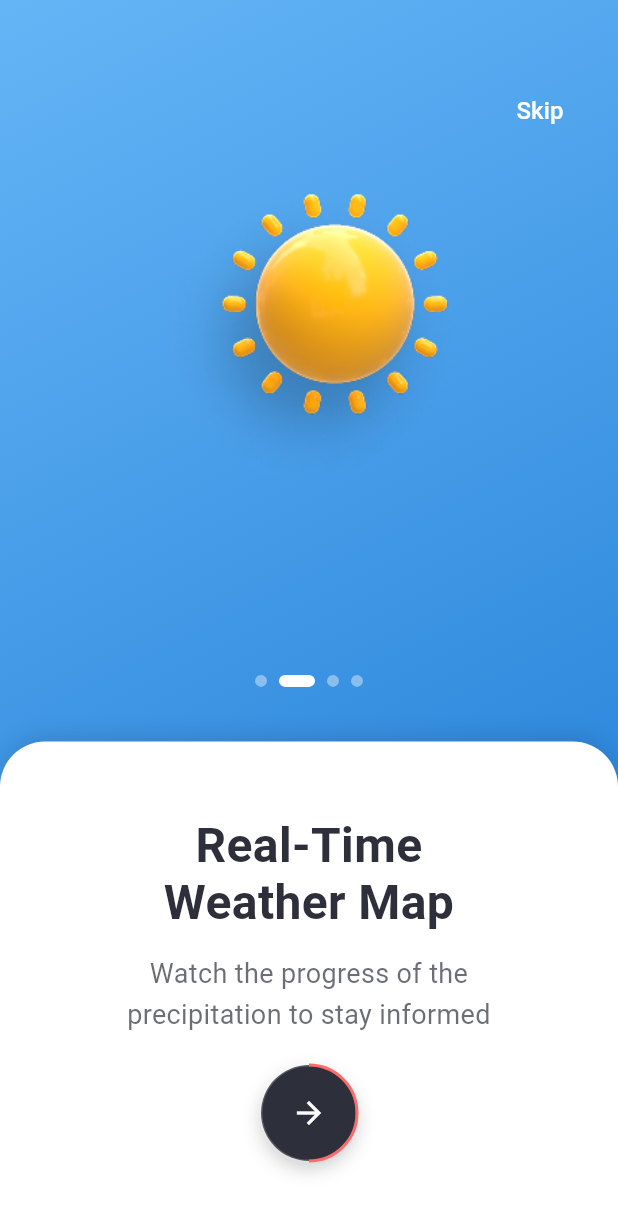
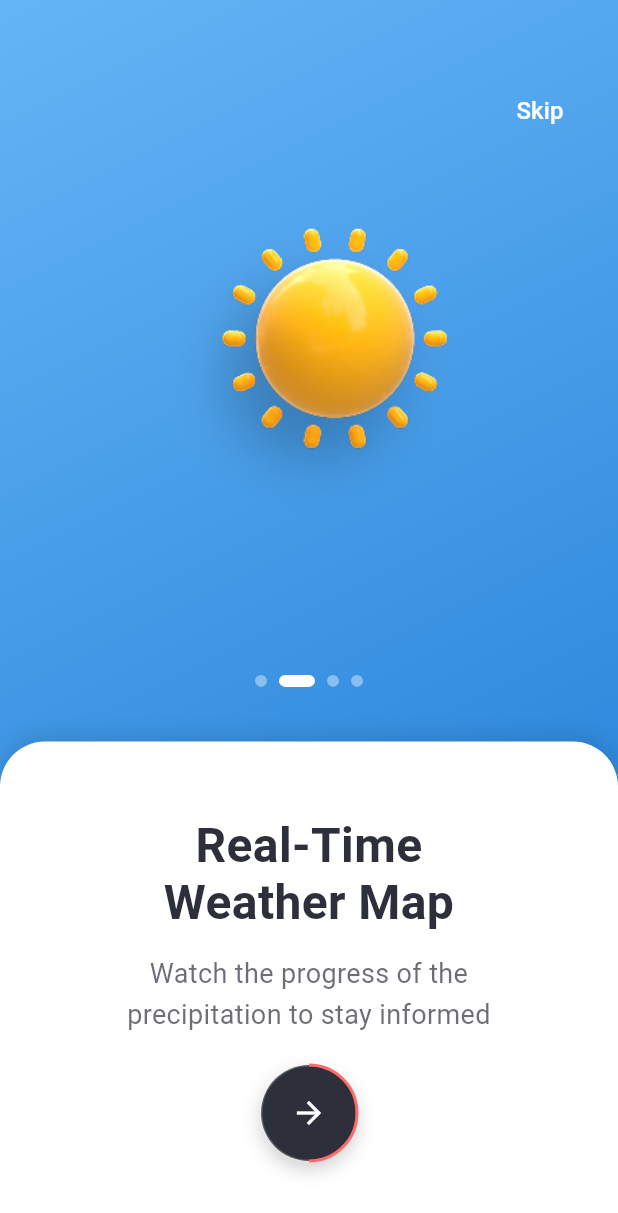
Before and after one commit to chamudithaperera/Flutter-Dart-project-08-weather-app, a Flutter app: the screen it shows after launch, after a tap on the "arrow forward" icon, on a phone screen of 412 x 824 dp. Shown: the top 1213 px of the screen. Run offline on Flutter 3.47's test engine with Material 3 defaults, Android fonts, the phone set to English and light mode, and no system bars.

Commit message:
Refactor SplashScreen to enhance animations and layout; replace rotation and cloud animations with slide animation, and improve gradient background styling.

```diff
--- a/weather_app/lib/get_started_page.dart
+++ b/weather_app/lib/get_started_page.dart
@@ -208,12 +208,15 @@ class OnboardingPage extends StatelessWidget {
   @override
   Widget build(BuildContext context) {
     final size = MediaQuery.of(context).size;
+    final availableHeight =
+        size.height - (size.height * 0.4); // Height minus white container
 
     return Column(
       children: [
-        const SizedBox(height: 80),
-        // Image with animation
-        TweenAnimationBuilder<double>(
+        SizedBox(
+          height: availableHeight,
+          child: Center(
+            child: TweenAnimationBuilder<double>(
               duration: const Duration(milliseconds: 300),
               tween: Tween(begin: 0.8, end: 1.0),
               builder: (context, value, child) {
@@ -228,7 +231,8 @@ class OnboardingPage extends StatelessWidget {
                 );
               },
             ),
-        const Spacer(),
+          ),
+        ),
         // White curved background
         Container(
           height: size.height * 0.4,
@@ -251,9 +255,7 @@ class OnboardingPage extends StatelessWidget {
             padding: const EdgeInsets.symmetric(horizontal: 30),
             child: Column(
               children: [
-                const SizedBox(
-                  height: 50,
-                ), // Reduced from default center spacing
+                const SizedBox(height: 50),
                 Text(
                   content.title,
                   textAlign: TextAlign.center,
@@ -264,9 +266,7 @@ class OnboardingPage extends StatelessWidget {
                     height: 1.2,
                   ),
                 ),
-                const SizedBox(
-                  height: 15,
-                ), // Reduced spacing between title and description
+                const SizedBox(height: 15),
                 Text(
                   content.description,
                   textAlign: TextAlign.center,
--- a/weather_app/lib/splash_screen.dart
+++ b/weather_app/lib/splash_screen.dart
@@ -1,5 +1,6 @@
 import 'package:flutter/material.dart';
 import 'get_started_page.dart';
+import 'theme/app_colors.dart';
 
 class SplashScreen extends StatefulWidget {
   const SplashScreen({super.key});
@@ -13,8 +14,7 @@ class _SplashScreenState extends State<SplashScreen>
   late AnimationController _controller;
   late Animation<double> _fadeAnimation;
   late Animation<double> _scaleAnimation;
-  late Animation<double> _rotationAnimation;
-  late Animation<double> _cloudAnimation;
+  late Animation<double> _slideAnimation;
 
   @override
   void initState() {
@@ -38,27 +38,27 @@ class _SplashScreenState extends State<SplashScreen>
       ),
     );
 
-    _rotationAnimation = Tween<double>(begin: 0.0, end: 1.0).animate(
+    _slideAnimation = Tween<double>(begin: 50, end: 0).animate(
       CurvedAnimation(
         parent: _controller,
-        curve: const Interval(0.0, 1.0, curve: Curves.easeInOut),
-      ),
-    );
-
-    _cloudAnimation = Tween<double>(begin: 0.0, end: 1.0).animate(
-      CurvedAnimation(
-        parent: _controller,
-        curve: const Interval(0.0, 1.0, curve: Curves.easeInOut),
+        curve: const Interval(0.2, 0.8, curve: Curves.easeOut),
       ),
     );
 
     _controller.forward();
 
-    // Navigate to GetStartedPage after animation
     Future.delayed(const Duration(seconds: 3), () {
       Navigator.pushReplacement(
         context,
-        MaterialPageRoute(builder: (context) => const GetStartedPage()),
+        PageRouteBuilder(
+          pageBuilder:
+              (context, animation, secondaryAnimation) =>
+                  const GetStartedPage(),
+          transitionsBuilder: (context, animation, secondaryAnimation, child) {
+            return FadeTransition(opacity: animation, child: child);
+          },
+          transitionDuration: const Duration(milliseconds: 800),
+        ),
       );
     });
   }
@@ -69,61 +69,30 @@ class _SplashScreenState extends State<SplashScreen>
     super.dispose();
   }
 
-  Widget _buildCloud(double size, double top, double left, double opacity) {
-    return Positioned(
-      top: top,
-      left: left,
-      child: Opacity(
-        opacity: opacity,
-        child: Container(
-          width: size,
-          height: size * 0.6,
-          decoration: BoxDecoration(
-            color: Colors.white.withOpacity(0.2),
-            borderRadius: BorderRadius.circular(size),
-          ),
-        ),
-      ),
-    );
-  }
-
   @override
   Widget build(BuildContext context) {
+    final size = MediaQuery.of(context).size;
+
     return Scaffold(
-      body: Stack(
-        children: [
-          // Background with animated shapes
-          Container(
+      body: Container(
         decoration: BoxDecoration(
           gradient: LinearGradient(
             begin: Alignment.topLeft,
             end: Alignment.bottomRight,
-                colors: [Colors.blue.shade400, Colors.blue.shade800],
+            colors: AppColors.backgroundGradient,
           ),
         ),
         child: Stack(
           children: [
-                // Animated circles
+            // Background decorative elements
             Positioned(
-                  top: -50,
-                  right: -50,
-                  child: RotationTransition(
-                    turns: _rotationAnimation,
-                    child: Container(
-                      width: 150,
-                      height: 150,
-                      decoration: BoxDecoration(
-                        shape: BoxShape.circle,
-                        color: Colors.white.withOpacity(0.1),
-                      ),
-                    ),
-                  ),
-                ),
-                Positioned(
-                  bottom: -30,
-                  left: -30,
-                  child: RotationTransition(
-                    turns: _rotationAnimation,
+              top: size.height * 0.1,
+              right: 20,
+              child: AnimatedBuilder(
+                animation: _controller,
+                builder: (context, child) {
+                  return Transform.scale(
+                    scale: _scaleAnimation.value * 0.8,
                     child: Container(
                       width: 100,
                       height: 100,
@@ -132,100 +101,108 @@ class _SplashScreenState extends State<SplashScreen>
                         color: Colors.white.withOpacity(0.1),
                       ),
                     ),
-                  ),
-                ),
-                // Animated clouds
-                AnimatedBuilder(
-                  animation: _cloudAnimation,
-                  builder: (context, child) {
-                    return Stack(
-                      children: [
-                        _buildCloud(100, 50, 50, 0.3),
-                        _buildCloud(80, 100, 200, 0.2),
-                        _buildCloud(120, 150, 100, 0.25),
-                        _buildCloud(90, 200, 250, 0.2),
-                        _buildCloud(70, 250, 150, 0.15),
-                        _buildCloud(110, 300, 50, 0.2),
-                      ],
                   );
                 },
               ),
-                // Decorative elements
+            ),
             Positioned(
-                  top: MediaQuery.of(context).size.height * 0.3,
-                  right: 20,
+              bottom: size.height * 0.15,
+              left: 20,
+              child: AnimatedBuilder(
+                animation: _controller,
+                builder: (context, child) {
+                  return Transform.scale(
+                    scale: _scaleAnimation.value * 0.6,
                     child: Container(
-                    width: 50,
-                    height: 50,
+                      width: 80,
+                      height: 80,
                       decoration: BoxDecoration(
                         shape: BoxShape.circle,
                         color: Colors.white.withOpacity(0.1),
                       ),
                     ),
+                  );
+                },
               ),
-                Positioned(
-                  bottom: MediaQuery.of(context).size.height * 0.2,
-                  left: 20,
+            ),
+            // Main content
+            Center(
+              child: Column(
+                mainAxisAlignment: MainAxisAlignment.center,
+                children: [
+                  // Weather icon with animation
+                  AnimatedBuilder(
+                    animation: _controller,
+                    builder: (context, child) {
+                      return Transform.translate(
+                        offset: Offset(0, _slideAnimation.value),
+                        child: Transform.scale(
+                          scale: _scaleAnimation.value,
+                          child: FadeTransition(
+                            opacity: _fadeAnimation,
                             child: Container(
-                    width: 30,
-                    height: 30,
+                              padding: const EdgeInsets.all(20),
+                              child: Image.asset(
+                                'assets/images/weather_3d.png',
+                                height: size.height * 0.25,
+                                width: size.width * 0.6,
+                                fit: BoxFit.contain,
+                              ),
+                            ),
+                          ),
+                        ),
+                      );
+                    },
+                  ),
+                  const SizedBox(height: 40),
+                  // App name with animation
+                  AnimatedBuilder(
+                    animation: _controller,
+                    builder: (context, child) {
+                      return Transform.translate(
+                        offset: Offset(0, _slideAnimation.value),
+                        child: FadeTransition(
+                          opacity: _fadeAnimation,
+                          child: const Text(
+                            'Weather App',
+                            style: TextStyle(
+                              color: Colors.white,
+                              fontSize: 36,
+                              fontWeight: FontWeight.bold,
+                              letterSpacing: 1.5,
+                            ),
+                          ),
+                        ),
+                      );
+                    },
+                  ),
+                  const SizedBox(height: 30),
+                  // Loading indicator
+                  FadeTransition(
+                    opacity: _fadeAnimation,
+                    child: Container(
+                      padding: const EdgeInsets.all(12),
                       decoration: BoxDecoration(
-                      shape: BoxShape.circle,
                         color: Colors.white.withOpacity(0.1),
+                        borderRadius: BorderRadius.circular(20),
+                      ),
+                      child: const SizedBox(
+                        width: 24,
+                        height: 24,
+                        child: CircularProgressIndicator(
+                          valueColor: AlwaysStoppedAnimation<Color>(
+                            Colors.white,
+                          ),
+                          strokeWidth: 2,
+                        ),
                       ),
                     ),
                   ),
                 ],
               ),
             ),
-          // Main content
-          Center(
-            child: FadeTransition(
-              opacity: _fadeAnimation,
-              child: ScaleTransition(
-                scale: _scaleAnimation,
-                child: Column(
-                  mainAxisAlignment: MainAxisAlignment.center,
-                  children: [
-                    // Weather icon with gradient
-                    Container(
-                      padding: const EdgeInsets.all(20),
-                      child: Image.asset(
-                        'assets/images/weather_3d.png',
-                        height: 150,
-                        width: 150,
-                      ),
-                    ),
-                    const SizedBox(height: 30),
-                    // App name
-                    const Text(
-                      'Weather App',
-                      style: TextStyle(
-                        color: Colors.white,
-                        fontSize: 32,
-                        fontWeight: FontWeight.bold,
-                        letterSpacing: 1.2,
-                      ),
-                    ),
-                    const SizedBox(height: 20),
-                    // Loading indicator with custom style
-                    Container(
-                      padding: const EdgeInsets.all(10),
-                      decoration: BoxDecoration(
-                        color: Colors.white.withOpacity(0.1),
-                        shape: BoxShape.circle,
-                      ),
-                      child: const CircularProgressIndicator(
-                        valueColor: AlwaysStoppedAnimation<Color>(Colors.white),
-                        strokeWidth: 2,
-                      ),
-                    ),
           ],
         ),
-              ),
-            ),
-          ),
-        ],
       ),
     );
   }
```
Lines whose indentation alone changed are shown as unchanged.
